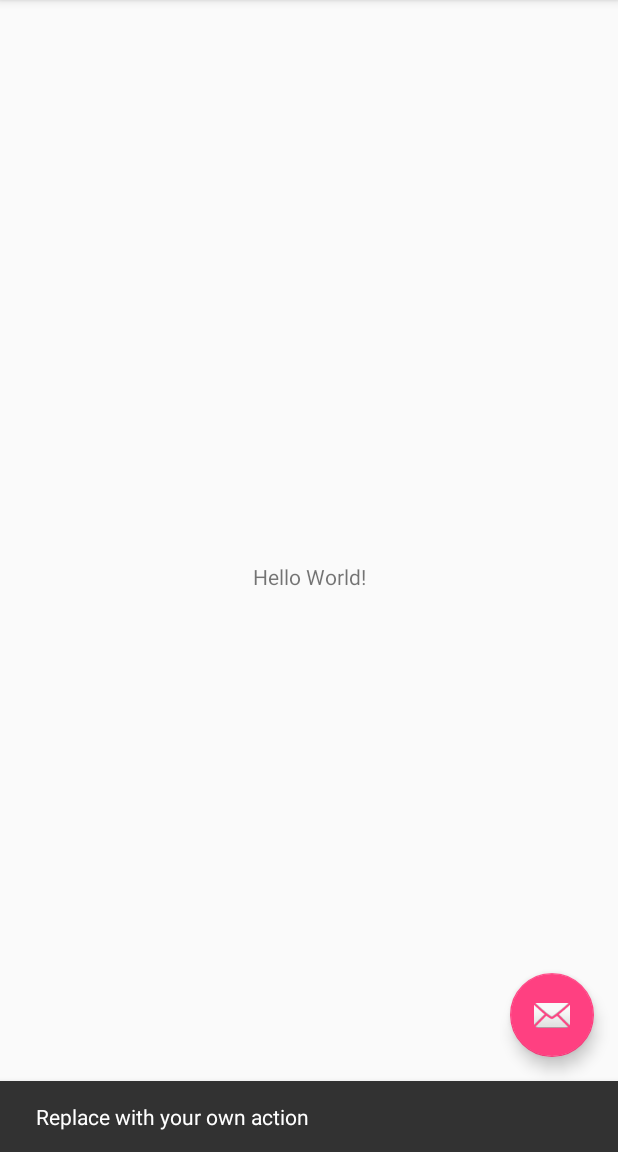
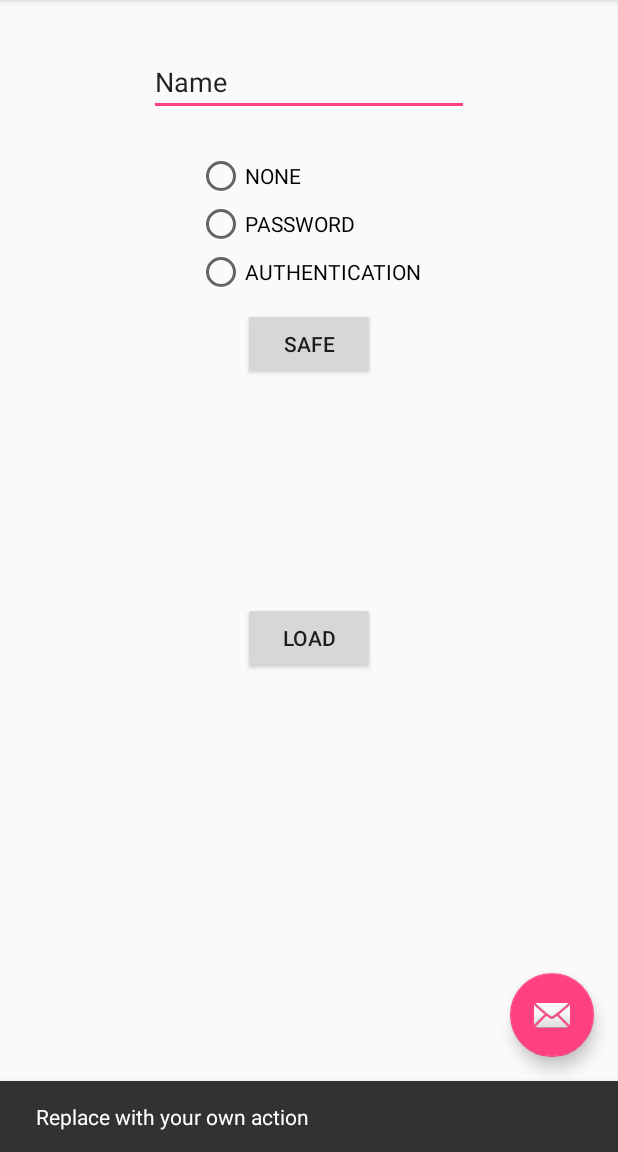
Before and after one commit to opensource21/TurtlSecretStoreExample, an Android app: the screen it shows after launch (MainActivity), after a tap on an icon or button, on a phone screen of 412 x 824 dp, the part 84-1236 px from its top. Run offline under Robolectric (Android 15) with nearby library versions, the phone set to English and light mode, and no system bars; 2 other taps on this screen came first.

Commit message:
Build-Sample-App and improve the password-method. Dialog to get password is still missing.

```diff
--- a/app/src/main/java/de/stanetz/secretstore/MainActivity.java
+++ b/app/src/main/java/de/stanetz/secretstore/MainActivity.java
@@ -8,6 +8,12 @@ import android.support.v7.widget.Toolbar;
 import android.view.View;
 import android.view.Menu;
 import android.view.MenuItem;
+import android.widget.Button;
+import android.widget.EditText;
+import android.widget.RadioGroup;
+import android.widget.TextView;
+
+import com.lyonbros.turtlcore.SecurityStore;
 
 public class MainActivity extends AppCompatActivity {
 
@@ -15,15 +21,52 @@ public class MainActivity extends AppCompatActivity {
     protected void onCreate(Bundle savedInstanceState) {
         super.onCreate(savedInstanceState);
         setContentView(R.layout.activity_main);
-        Toolbar toolbar = (Toolbar) findViewById(R.id.toolbar);
+        Toolbar toolbar = findViewById(R.id.toolbar);
         setSupportActionBar(toolbar);
+        final RadioGroup secureMethodGroup = findViewById(R.id.securityModeGroup);
+        if (secureMethodGroup.getCheckedRadioButtonId() == -1) {
+            findViewById(R.id.noneRBtn).setSelected(true);
+        }
+        handleInput();
+        handleOutput();
 
-        FloatingActionButton fab = (FloatingActionButton) findViewById(R.id.fab);
+        FloatingActionButton fab = findViewById(R.id.fab);
         fab.setOnClickListener(new View.OnClickListener() {
             @Override
             public void onClick(View view) {
                 Snackbar.make(view, "Replace with your own action", Snackbar.LENGTH_LONG)
                         .setAction("Action", null).show();
+            }
+        });
+    }
+
+    private void handleOutput() {
+        final TextView output = findViewById(R.id.output);
+        final Button loadBtn = findViewById(R.id.loadBtn);
+        loadBtn.setOnClickListener(new View.OnClickListener() {
+            @Override
+            public void onClick(View button) {
+                final SecurityStore store = new SecurityStore(MainActivity.this);
+                final byte[] loadedText = store.loadKey();
+                if (loadedText == null) {
+                    output.setText("");
+                } else {
+                    output.setText(new String(loadedText));
+                }
+            }
+        });
+    }
+
+    private void handleInput() {
+        final RadioGroup secureMethodGroup = findViewById(R.id.securityModeGroup);
+        final EditText input = findViewById(R.id.inputText);
+        final Button saveBtn = findViewById(R.id.safeBtn);
+        saveBtn.setOnClickListener(new View.OnClickListener() {
+            @Override
+            public void onClick(View button) {
+                final SecurityStore store = new SecurityStore(MainActivity.this);
+                final Button radioButton = findViewById(secureMethodGroup.getCheckedRadioButtonId());
+                store.storeKey(input.getText().toString().getBytes(), radioButton.getText().toString());
             }
         });
     }
--- a/app/src/main/res/layout/content_main.xml
+++ b/app/src/main/res/layout/content_main.xml
@@ -9,12 +9,86 @@
     tools:showIn="@layout/activity_main">
 
     <TextView
+        android:id="@+id/output"
         android:layout_width="wrap_content"
         android:layout_height="wrap_content"
-        android:text="Hello World!"
+        android:layout_marginBottom="152dp"
+        android:text="output"
         app:layout_constraintBottom_toBottomOf="parent"
+        app:layout_constraintHorizontal_bias="0.501"
         app:layout_constraintLeft_toLeftOf="parent"
-        app:layout_constraintRight_toRightOf="parent"
+        app:layout_constraintRight_toRightOf="parent" />
+
+    <EditText
+        android:id="@+id/inputText"
+        android:layout_width="wrap_content"
+        android:layout_height="wrap_content"
+        android:layout_marginTop="32dp"
+        android:ems="10"
+        android:inputType="textPersonName"
+        android:text="Name"
+        app:layout_constraintEnd_toEndOf="parent"
+        app:layout_constraintHorizontal_bias="0.5"
+        app:layout_constraintStart_toStartOf="parent"
         app:layout_constraintTop_toTopOf="parent" />
 
+    <Button
+        android:id="@+id/safeBtn"
+        android:layout_width="wrap_content"
+        android:layout_height="wrap_content"
+        android:layout_marginTop="8dp"
+        android:text="Safe"
+        app:layout_constraintEnd_toEndOf="parent"
+        app:layout_constraintStart_toStartOf="parent"
+        app:layout_constraintTop_toBottomOf="@+id/securityModeGroup" />
+
+    <Button
+        android:id="@+id/loadBtn"
+        android:layout_width="wrap_content"
+        android:layout_height="wrap_content"
+        android:layout_marginBottom="8dp"
+        android:layout_marginTop="8dp"
+        android:text="Load"
+        app:layout_constraintBottom_toTopOf="@+id/output"
+        app:layout_constraintEnd_toEndOf="parent"
+        app:layout_constraintHorizontal_bias="0.5"
+        app:layout_constraintStart_toStartOf="parent"
+        app:layout_constraintTop_toBottomOf="@+id/safeBtn" />
+
+    <RadioGroup
+        android:id="@+id/securityModeGroup"
+        android:layout_width="wrap_content"
+        android:layout_height="wrap_content"
+        android:layout_marginTop="24dp"
+        app:layout_constraintEnd_toEndOf="parent"
+        app:layout_constraintHorizontal_bias="0.501"
+        app:layout_constraintStart_toStartOf="parent"
+        app:layout_constraintTop_toBottomOf="@+id/inputText">
+
+        <RadioButton
+            android:id="@+id/noneRBtn"
+            android:layout_width="wrap_content"
+            android:layout_height="wrap_content"
+            android:text="NONE"
+            tools:layout_editor_absoluteX="16dp"
+            tools:layout_editor_absoluteY="87dp" />
+
+        <RadioButton
+            android:id="@+id/passwdRBtn"
+            android:layout_width="wrap_content"
+            android:layout_height="wrap_content"
+            android:text="PASSWORD"
+            tools:layout_editor_absoluteX="281dp"
+            tools:layout_editor_absoluteY="87dp" />
+
+
+        <RadioButton
+            android:id="@+id/authRBtn"
+            android:layout_width="wrap_content"
+            android:layout_height="wrap_content"
+            android:text="AUTHENTICATION"
+            tools:layout_editor_absoluteX="148dp"
+            tools:layout_editor_absoluteY="87dp" />
+
+    </RadioGroup>
 </android.support.constraint.ConstraintLayout>
```
Also changed, not shown: app/src/main/java/com/lyonbros/turtlcore/SecurityStore.java (+55 -26 lines), 1 other file.
